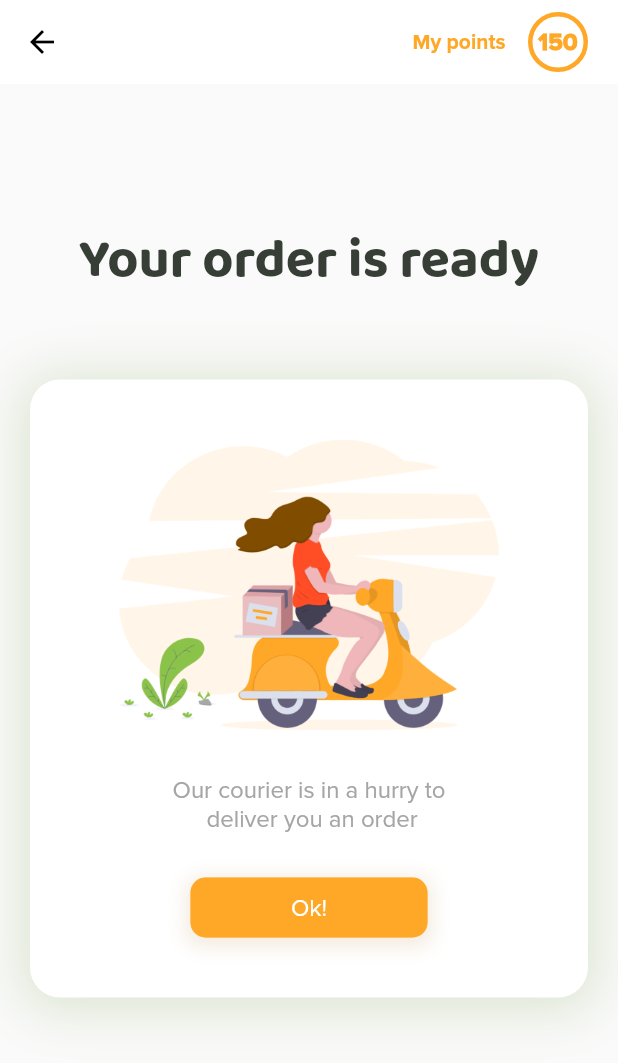
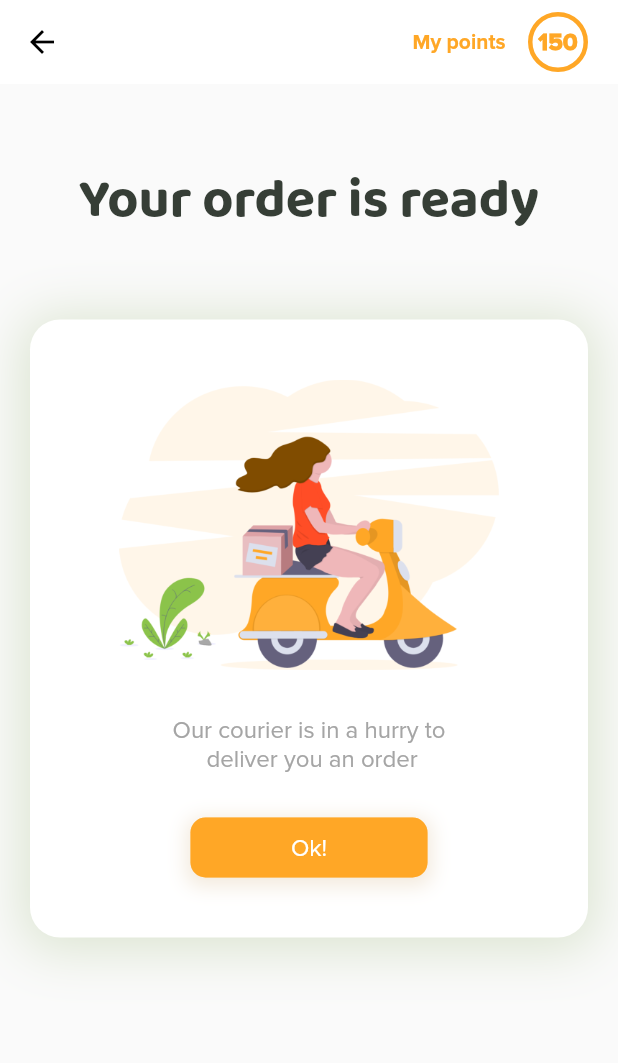
Before and after one commit to drasdoumbia/pastarooma, a Flutter app: the OrderSuccess screen opened by its route, on a phone screen of 412 x 824 dp. Shown: the top 1063 px of the screen. Run offline on Flutter 3.47's test engine with Material 2 defaults, Android fonts, the phone set to English and light mode, and no system bars.

Commit message:
update: render the screen scrollable and adjuted some white space

```diff
--- a/lib/screens/orderSuccess.dart
+++ b/lib/screens/orderSuccess.dart
@@ -54,12 +54,12 @@ class OrderSuccess extends StatelessWidget {
           )
         ],
       ),
-      body: Padding(
-        padding: const EdgeInsets.all(20.0),
+      body: SingleChildScrollView(
+        padding: EdgeInsets.symmetric(horizontal: 20.0),
         child: Column(
           crossAxisAlignment: CrossAxisAlignment.stretch,
           children: <Widget>[
-            SizedBox(height: 70.0),
+            SizedBox(height: 50.0),
             Center(
               child: Text(
                 "Your order is ready",
@@ -68,6 +68,7 @@ class OrderSuccess extends StatelessWidget {
             ),
             SizedBox(height: 50.0),
             Container(
+              margin: EdgeInsets.only(bottom: 40.0),
               padding: EdgeInsets.symmetric(vertical: 40.0),
               decoration: BoxDecoration(
                 color: Colors.white,
```
